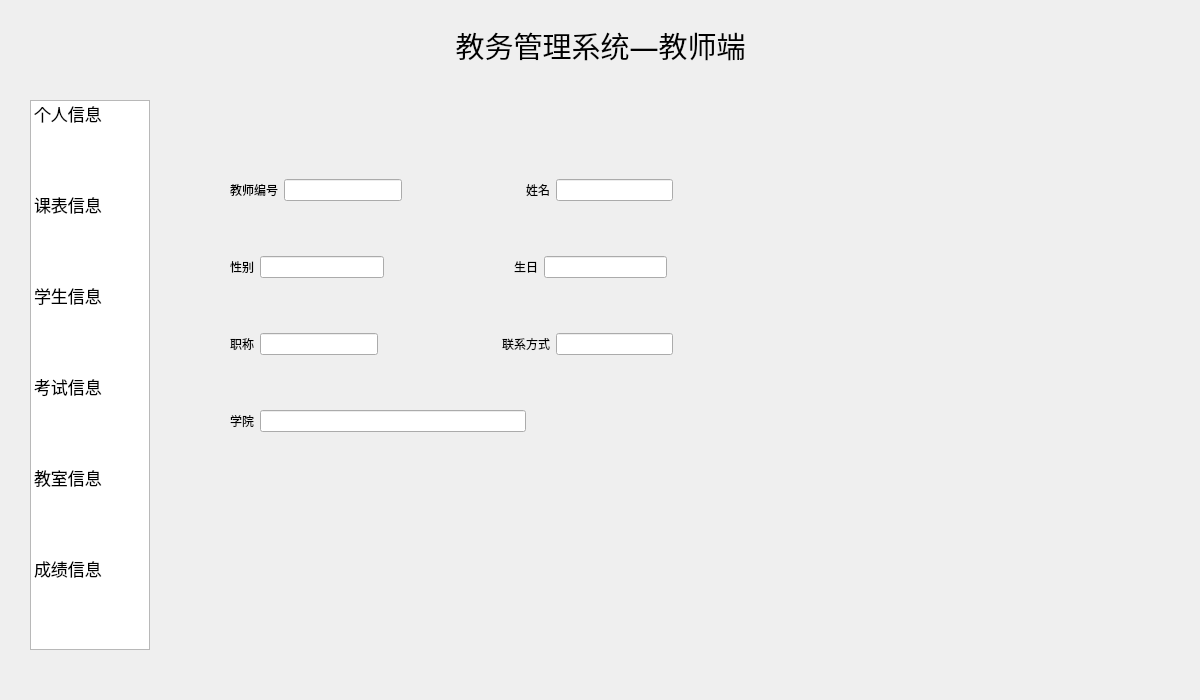
Qt form teacher.ui (Database-Course-Developers/Educational_Administration_System) before a commit.
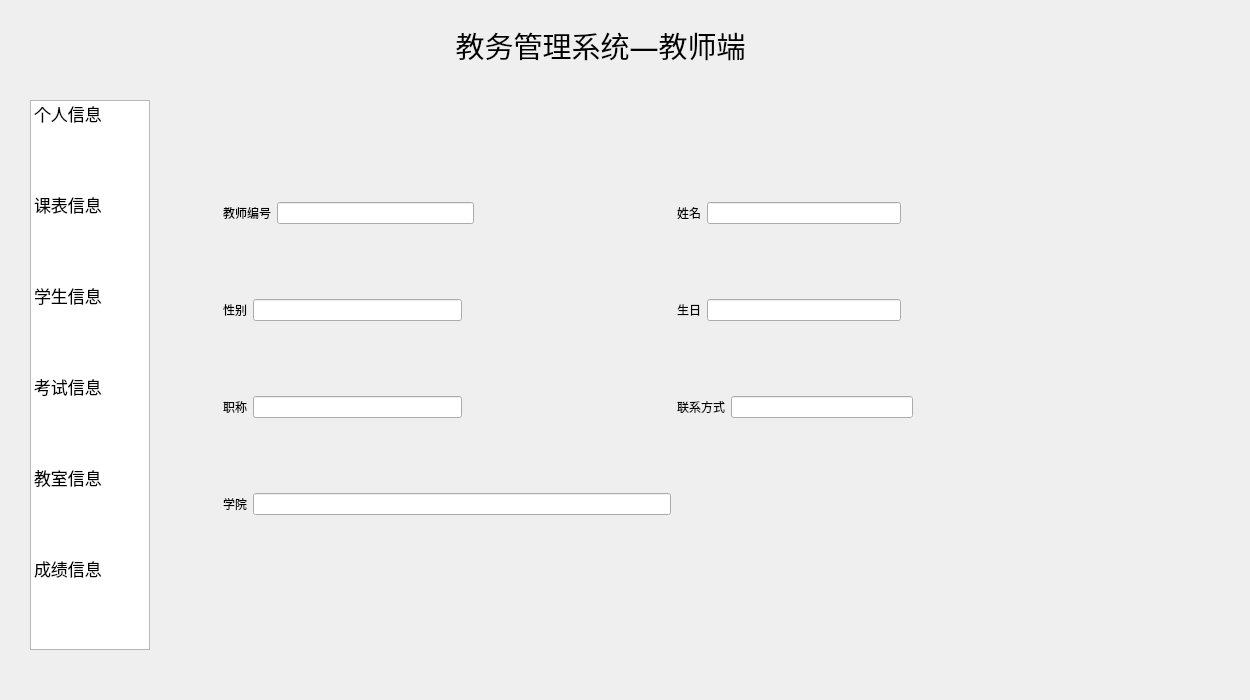
The same form after that commit. The open tabs and pages were chosen to show the change.

Commit message: 教师端 更新

```diff
--- a/teacher.ui
+++ b/teacher.ui
@@ -6,7 +6,7 @@
    <rect>
     <x>0</x>
     <y>0</y>
-    <width>1200</width>
+    <width>1250</width>
     <height>700</height>
    </rect>
   </property>
@@ -83,95 +83,18 @@
     <number>1</number>
    </property>
    <widget class="QWidget" name="pg_personal">
-    <widget class="QWidget" name="layoutWidget">
+    <widget class="QWidget" name="">
      <property name="geometry">
       <rect>
-       <x>80</x>
-       <y>30</y>
-       <width>561</width>
-       <height>351</height>
+       <x>73</x>
+       <y>33</y>
+       <width>871</width>
+       <height>451</height>
       </rect>
      </property>
      <layout class="QGridLayout" name="gridLayout">
-      <item row="1" column="0">
-       <layout class="QHBoxLayout" name="horizontalLayout_6">
-        <item>
-         <widget class="QLabel" name="label_3">
-          <property name="text">
-           <string>性别</string>
-          </property>
-         </widget>
-        </item>
-        <item>
-         <widget class="QLineEdit" name="ledit_sex"/>
-        </item>
-        <item>
-         <spacer name="horizontalSpacer_5">
-          <property name="orientation">
-           <enum>Qt::Horizontal</enum>
-          </property>
-          <property name="sizeHint" stdset="0">
-           <size>
-            <width>40</width>
-            <height>20</height>
-           </size>
-          </property>
-         </spacer>
-        </item>
-        <item>
-         <widget class="QLabel" name="label_4">
-          <property name="text">
-           <string>生日</string>
-          </property>
-         </widget>
-        </item>
-        <item>
-         <widget class="QLineEdit" name="ledit_bitrh"/>
-        </item>
-        <item>
-         <spacer name="horizontalSpacer_7">
-          <property name="orientation">
-           <enum>Qt::Horizontal</enum>
-          </property>
-          <property name="sizeHint" stdset="0">
-           <size>
-            <width>40</width>
-            <height>20</height>
-           </size>
-          </property>
-         </spacer>
-        </item>
-       </layout>
-      </item>
-      <item row="3" column="0">
-       <layout class="QHBoxLayout" name="horizontalLayout_8">
-        <item>
-         <widget class="QLabel" name="label_7">
-          <property name="text">
-           <string>学院</string>
-          </property>
-         </widget>
-        </item>
-        <item>
-         <widget class="QLineEdit" name="ledit_clg"/>
-        </item>
-        <item>
-         <spacer name="horizontalSpacer_10">
-          <property name="orientation">
-           <enum>Qt::Horizontal</enum>
-          </property>
-          <property name="sizeHint" stdset="0">
-           <size>
-            <width>40</width>
-            <height>20</height>
-           </size>
-          </property>
-         </spacer>
-        </item>
-       </layout>
-      </item>
-      <item row="0" column="0">
-       <layout class="QHBoxLayout" name="horizontalLayout_5">
+      <item row="0" column="0" colspan="2">
+       <layout class="QHBoxLayout" name="horizontalLayout_2">
         <item>
          <widget class="QLabel" name="label">
           <property name="text">
@@ -183,7 +106,7 @@
          <widget class="QLineEdit" name="ledit_tno"/>
         </item>
         <item>
-         <spacer name="horizontalSpacer_4">
+         <spacer name="horizontalSpacer">
           <property name="orientation">
            <enum>Qt::Horizontal</enum>
           </property>
@@ -195,6 +118,10 @@
           </property>
          </spacer>
         </item>
+       </layout>
+      </item>
+      <item row="0" column="2">
+       <layout class="QHBoxLayout" name="horizontalLayout_7">
         <item>
          <widget class="QLabel" name="label_2">
           <property name="text">
@@ -220,8 +147,62 @@
         </item>
        </layout>
       </item>
-      <item row="2" column="0">
-       <layout class="QHBoxLayout" name="horizontalLayout_7">
+      <item row="1" column="0" colspan="2">
+       <layout class="QHBoxLayout" name="horizontalLayout_5">
+        <item>
+         <widget class="QLabel" name="label_3">
+          <property name="text">
+           <string>性别</string>
+          </property>
+         </widget>
+        </item>
+        <item>
+         <widget class="QLineEdit" name="ledit_sex"/>
+        </item>
+        <item>
+         <spacer name="horizontalSpacer_4">
+          <property name="orientation">
+           <enum>Qt::Horizontal</enum>
+          </property>
+          <property name="sizeHint" stdset="0">
+           <size>
+            <width>40</width>
+            <height>20</height>
+           </size>
+          </property>
+         </spacer>
+        </item>
+       </layout>
+      </item>
+      <item row="1" column="2">
+       <layout class="QHBoxLayout" name="horizontalLayout_8">
+        <item>
+         <widget class="QLabel" name="label_4">
+          <property name="text">
+           <string>生日</string>
+          </property>
+         </widget>
+        </item>
+        <item>
+         <widget class="QLineEdit" name="ledit_bitrh"/>
+        </item>
+        <item>
+         <spacer name="horizontalSpacer_7">
+          <property name="orientation">
+           <enum>Qt::Horizontal</enum>
+          </property>
+          <property name="sizeHint" stdset="0">
+           <size>
+            <width>40</width>
+            <height>20</height>
+           </size>
+          </property>
+         </spacer>
+        </item>
+       </layout>
+      </item>
+      <item row="2" column="0" colspan="2">
+       <layout class="QHBoxLayout" name="horizontalLayout_6">
         <item>
          <widget class="QLabel" name="label_6">
           <property name="text">
@@ -233,7 +214,7 @@
          <widget class="QLineEdit" name="ledit_position"/>
         </item>
         <item>
-         <spacer name="horizontalSpacer_8">
+         <spacer name="horizontalSpacer_5">
           <property name="orientation">
            <enum>Qt::Horizontal</enum>
           </property>
@@ -245,6 +226,10 @@
           </property>
          </spacer>
         </item>
+       </layout>
+      </item>
+      <item row="2" column="2">
+       <layout class="QHBoxLayout" name="horizontalLayout_9">
         <item>
          <widget class="QLabel" name="label_5">
           <property name="text">
@@ -270,6 +255,29 @@
         </item>
        </layout>
       </item>
+      <item row="3" column="0">
+       <widget class="QLabel" name="label_7">
+        <property name="text">
+         <string>学院</string>
+        </property>
+       </widget>
+      </item>
+      <item row="3" column="1">
+       <widget class="QLineEdit" name="ledit_clg"/>
+      </item>
+      <item row="3" column="2">
+       <spacer name="horizontalSpacer_10">
+        <property name="orientation">
+         <enum>Qt::Horizontal</enum>
+        </property>
+        <property name="sizeHint" stdset="0">
+         <size>
+          <width>40</width>
+          <height>20</height>
+         </size>
+        </property>
+       </spacer>
+      </item>
      </layout>
     </widget>
    </widget>
@@ -396,10 +404,10 @@
     <widget class="QWidget" name="layoutWidget">
      <property name="geometry">
       <rect>
-       <x>40</x>
-       <y>10</y>
-       <width>941</width>
-       <height>41</height>
+       <x>48</x>
+       <y>0</y>
+       <width>931</width>
+       <height>51</height>
       </rect>
      </property>
      <layout class="QHBoxLayout" name="horizontalLayout" stretch="1,3,1,1,3,1,1,3,1,1">
```
Left out of the diff: 37 changed lines with no effect on the pictures. The commit also changes 2 other files.
